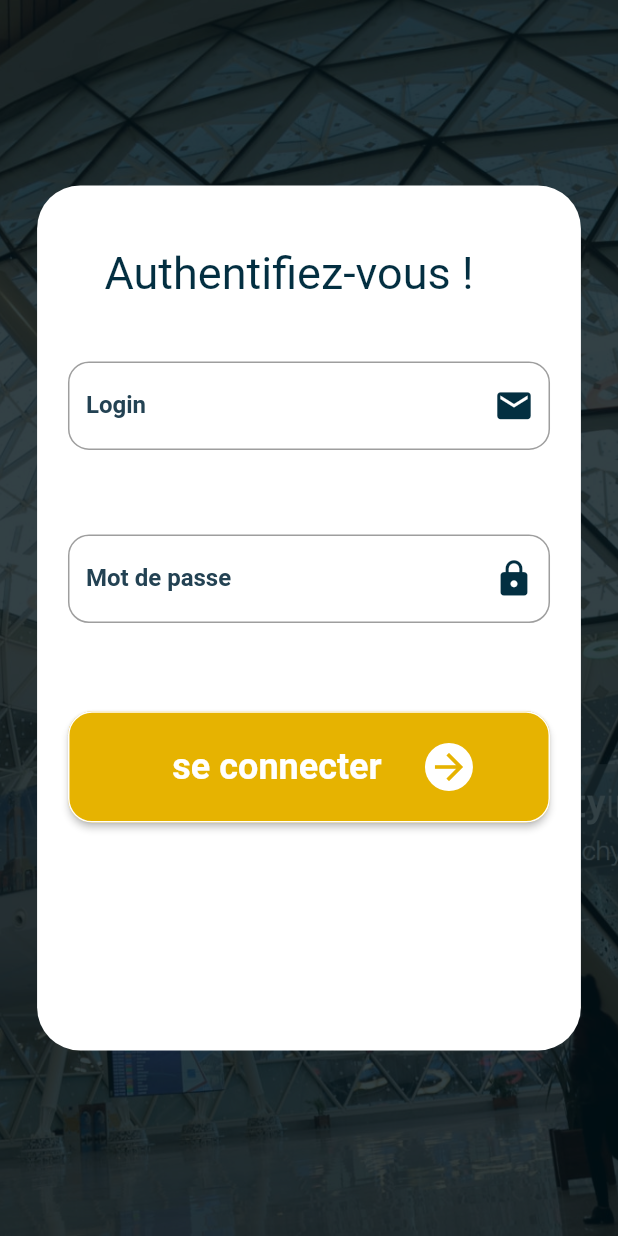
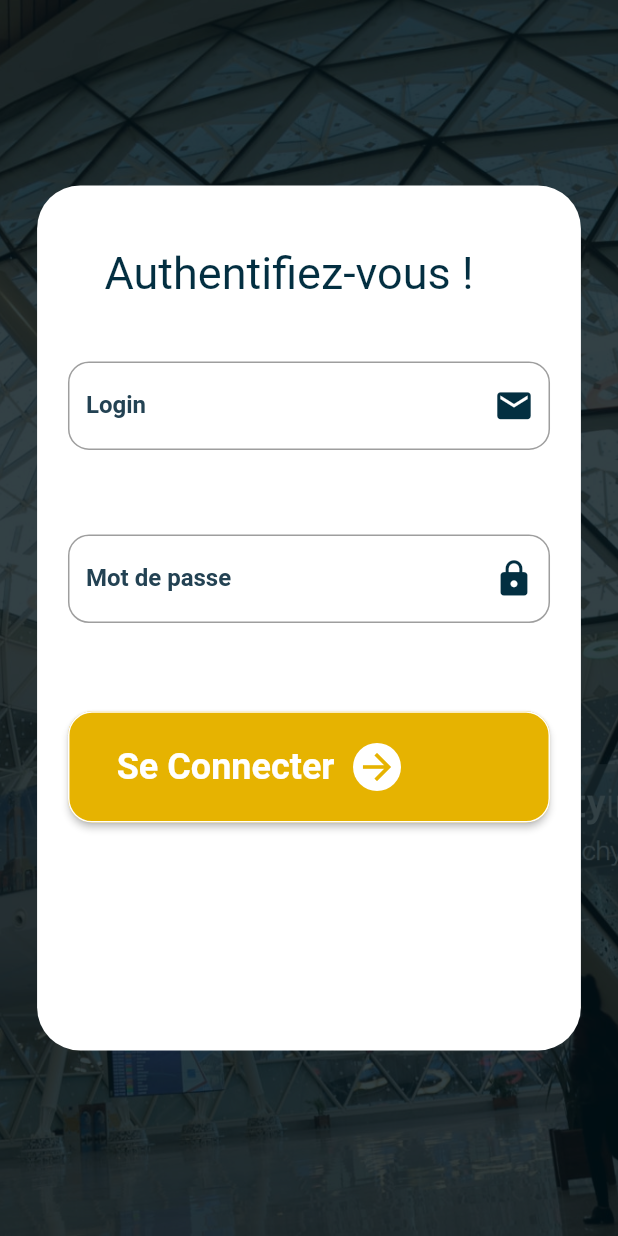
Before and after one commit to fatimahafid/ChauffeurApp, a Flutter app: the LoginScreen screen opened directly, on a phone screen of 412 x 824 dp. Run offline on Flutter 3.47's test engine with Material 2 defaults, Android fonts, the phone set to English and light mode, and no system bars; our stand-ins replace convert, flutter_local_notifications, image_picker, location, page_transition, rflutter_alert and 2 more; missing offline and left inert: flutter_session, mysql1, password; accounts and stored records are empty; Roboto replaces fonts that are missing (Pacificio).

Commit message:
final v1.2

```diff
--- a/lib/screens/homeScreen.dart
+++ b/lib/screens/homeScreen.dart
@@ -10,8 +10,6 @@ import 'loginScreen.dart';
 import 'Menu.dart';
 import 'package:shared_preferences/shared_preferences.dart';
 import 'package:mysql1/mysql1.dart' hide Row;
-
-
 
 
 
--- a/lib/screens/loginScreen.dart
+++ b/lib/screens/loginScreen.dart
@@ -13,6 +13,7 @@ import 'package:crypto/crypto.dart' as crypto;
 import 'package:crypto/crypto.dart' as crypto;
 import 'dart:convert';
 import 'package:convert/convert.dart';
+import 'package:flutter/src/widgets/basic.dart' as row ;
 
 class LoginScreen extends StatefulWidget {
   @override
@@ -308,17 +309,25 @@ class _LoginScreenState extends State<LoginScreen> {
                           child: Container(
                             height: SizeConfig.safeBlockVertical * 9,
                             width: double.infinity,
-                            child: Row(
+                            child: row.Row(
                               children: <Widget>[
                                 Container(
 
-                                  margin: EdgeInsets.only(left: SizeConfig.safeBlockHorizontal * 10),
+                                  margin: EdgeInsets.only(
+                                      left: SizeConfig.safeBlockHorizontal *
+                                          0),
 
-                                  padding: EdgeInsets.only(left:SizeConfig.safeBlockHorizontal * 3,right: SizeConfig.safeBlockHorizontal * 7),
-                                  child: Text("se connecter", style: TextStyle(
+                                  padding: EdgeInsets.only(
+                                      left: SizeConfig.safeBlockHorizontal *
+                                          4,
+                                      right: SizeConfig
+                                          .safeBlockHorizontal * 3),
+                                  child: Text(
+                                      "Se Connecter", style: TextStyle(
                                     color: Colors.white,
                                     fontSize: 24,
                                     fontWeight: FontWeight.bold,
+
 
 
                                   )),
@@ -327,19 +336,26 @@ class _LoginScreenState extends State<LoginScreen> {
                                 Container(
                                   //width: 50.0,
                                   //height: 50.0,
-                                    margin: EdgeInsets.only(right: SizeConfig.safeBlockHorizontal * 5),
-                                    padding: const EdgeInsets.all(2.0),//I used some padding without fixed width and height
+                                    margin: EdgeInsets.only(
+                                        right: SizeConfig
+                                            .safeBlockHorizontal * 5),
+                                    padding: const EdgeInsets.all(2.0),
+                                    //I used some padding without fixed width and height
                                     decoration: new BoxDecoration(
-                                      shape: BoxShape.circle,// You can use like this way or like the below line
+                                      shape: BoxShape.circle,
+                                      // You can use like this way or like the below line
                                       //borderRadius: new BorderRadius.circular(30.0),
                                       color: Colors.white,
                                     ),
-                                    child:Icon(Icons.arrow_forward, color: Color(0xffe6b301),size: 28)
-                                ),//............
+                                    child: Icon(Icons.arrow_forward,
+                                        color: Color(0xffe6b301), size: 28)
+                                ), //............
 
                               ],
                             ),
-                          ),),
+
+                          ),
+                        ),
                       ],
                     ),
                   )
```
Also changed, not shown: lib/screens/Menu.dart (+0 -7 lines), lib/screens/ajouterVehicule.dart (+12 -5 lines), lib/screens/inscriptionScreen.dart (+47 -16 lines), 4 other files.
